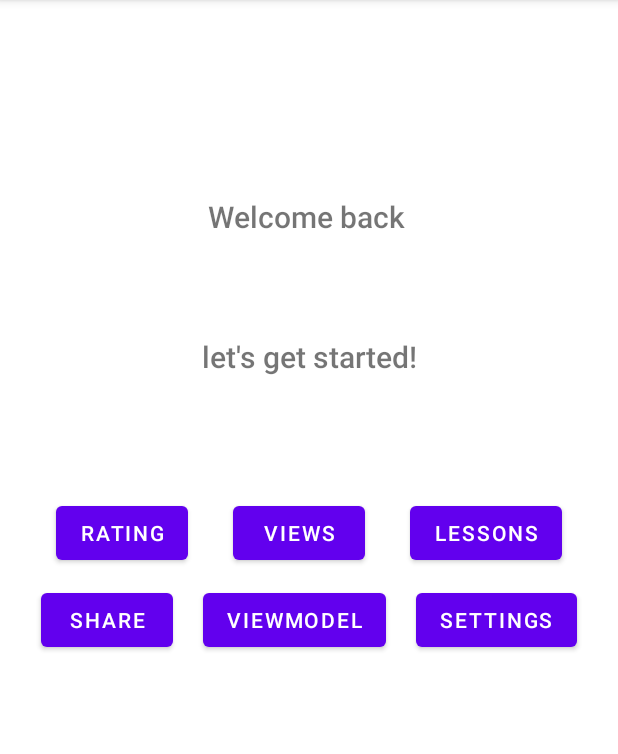
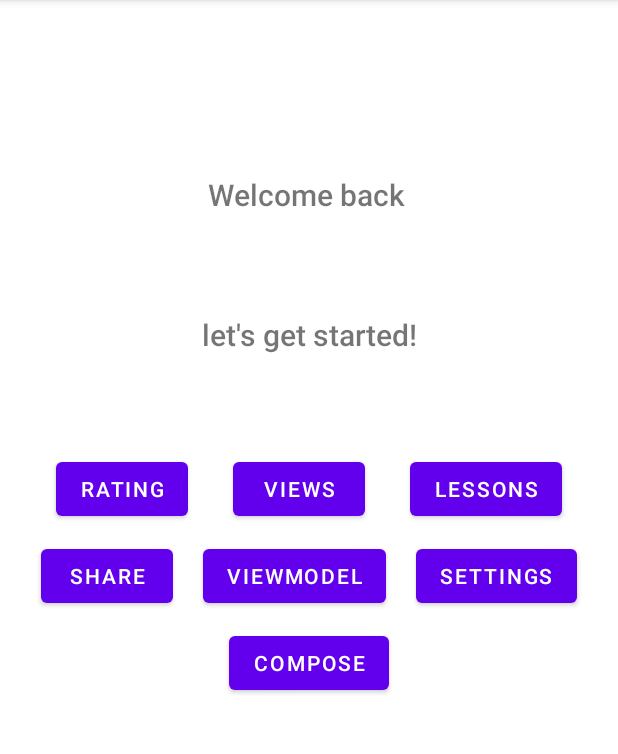
Before and after one commit to nico-loy/firstapp_1, an Android app built with Jetpack Compose: the screen it shows after launch (MainActivity), on a phone screen of 412 x 824 dp, the part 84-838 px from its top. Run offline under Robolectric (Android 15) with nearby library versions, the phone set to English and light mode, and no system bars.

Commit message:
Jetpack Compose

```diff
--- a/app/src/main/java/at/fh/mappdev/loggingviewsandactivity/MainActivity.kt
+++ b/app/src/main/java/at/fh/mappdev/loggingviewsandactivity/MainActivity.kt
@@ -57,6 +57,11 @@ class MainActivity : AppCompatActivity() {
             startActivity(intent)
         }
 
+        findViewById<Button>(R.id.open_compose).setOnClickListener {
+            val intent = Intent(this,ComposeActivity::class.java)
+            startActivity(intent)
+        }
+
 
     }
 
--- a/app/src/main/res/layout/activity_main.xml
+++ b/app/src/main/res/layout/activity_main.xml
@@ -47,10 +47,16 @@
         android:layout_height="wrap_content"
         android:text="ViewModel" />
 
+    <Button
+        android:id="@+id/open_compose"
+        android:layout_width="wrap_content"
+        android:layout_height="wrap_content"
+        android:text="Compose" />
+
     <androidx.constraintlayout.helper.widget.Flow
         android:layout_width="wrap_content"
         android:layout_height="wrap_content"
-        app:constraint_referenced_ids="open_rating,open_views,open_lessons,share_main,open_viewmodel,open_settings"
+        app:constraint_referenced_ids="open_rating,open_views,open_lessons,share_main,open_viewmodel,open_settings,open_compose"
         app:flow_horizontalGap="20dp"
         app:flow_maxElementsWrap="3"
         app:flow_verticalGap="10dp"
```
